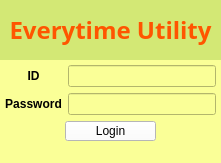
Qt form view/loginScreen.ui (cmh1027/everytimeUtility) before a commit.
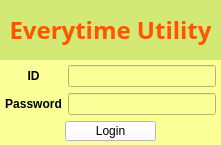
The same form after that commit.

Diff of the .ui file:
```diff
--- a/view/loginScreen.ui
+++ b/view/loginScreen.ui
@@ -7,7 +7,7 @@
     <x>0</x>
     <y>0</y>
     <width>221</width>
-    <height>163</height>
+    <height>145</height>
    </rect>
   </property>
   <property name="sizePolicy">
@@ -16,6 +16,18 @@
     <verstretch>0</verstretch>
    </sizepolicy>
   </property>
+  <property name="minimumSize">
+   <size>
+    <width>221</width>
+    <height>145</height>
+   </size>
+  </property>
+  <property name="maximumSize">
+   <size>
+    <width>221</width>
+    <height>145</height>
+   </size>
+  </property>
   <property name="windowTitle">
    <string>MainWindow</string>
   </property>
@@ -165,7 +177,6 @@
     </layout>
    </widget>
   </widget>
-  <widget class="QStatusBar" name="statusbar"/>
  </widget>
  <resources/>
  <connections/>
```
Left out of the diff: 3 changed lines with no effect on the pictures.
